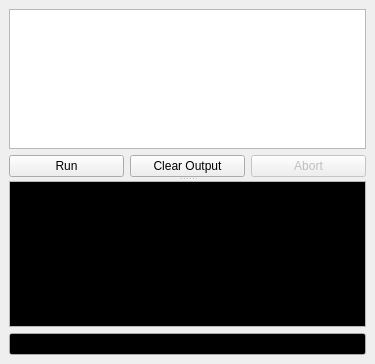
Old version of the form src/dialogs/dock/dock_script_log.ui in the repository mbasaglia/Knotter.
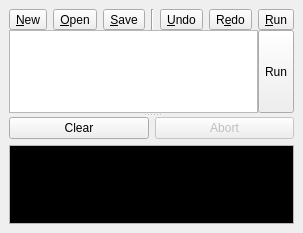
New version of the form. Icons and pictures are not drawn. Custom widgets are drawn as their Qt base class.

What changed in the file:
```diff
--- a/src/dialogs/dock/dock_script_log.ui
+++ b/src/dialogs/dock/dock_script_log.ui
@@ -6,8 +6,8 @@
    <rect>
     <x>0</x>
     <y>0</y>
-    <width>375</width>
-    <height>364</height>
+    <width>289</width>
+    <height>233</height>
    </rect>
   </property>
   <property name="windowIcon">
@@ -19,7 +19,7 @@
    <string>Script Console</string>
   </property>
   <widget class="QWidget" name="dockWidgetContents">
-   <layout class="QVBoxLayout" name="verticalLayout">
+   <layout class="QVBoxLayout" name="verticalLayout_3">
     <item>
      <widget class="QSplitter" name="splitter">
       <property name="orientation">
@@ -33,6 +33,9 @@
         <enum>QFrame::Raised</enum>
        </property>
        <layout class="QVBoxLayout" name="verticalLayout_2">
+        <property name="spacing">
+         <number>0</number>
+        </property>
         <property name="leftMargin">
          <number>0</number>
         </property>
@@ -43,10 +46,122 @@
          <number>0</number>
         </property>
         <property name="bottomMargin">
+         <number>0</number>
+        </property>
+        <item>
+         <widget class="QFrame" name="frame_editor_buttons">
+          <layout class="QHBoxLayout" name="horizontalLayout_2">
+           <property name="leftMargin">
+            <number>0</number>
+           </property>
+           <property name="topMargin">
+            <number>0</number>
+           </property>
+           <property name="rightMargin">
+            <number>0</number>
+           </property>
+           <property name="bottomMargin">
+            <number>0</number>
+           </property>
+           <item>
+            <widget class="QToolButton" name="toolButton">
+             <property name="text">
+              <string>&amp;New</string>
+             </property>
+             <property name="icon">
+              <iconset theme="document-new"/>
+             </property>
+             <property name="toolButtonStyle">
+              <enum>Qt::ToolButtonIconOnly</enum>
+             </property>
+            </widget>
+           </item>
+           <item>
+            <widget class="QToolButton" name="toolButton_2">
+             <property name="text">
+              <string>&amp;Open</string>
+             </property>
+             <property name="icon">
+              <iconset theme="document-open"/>
+             </property>
+            </widget>
+           </item>
+           <item>
+            <widget class="QToolButton" name="toolButton_3">
+             <property name="text">
+              <string>&amp;Save</string>
+             </property>
+             <property name="icon">
+              <iconset theme="document-save"/>
+             </property>
+            </widget>
+           </item>
+           <item>
+            <widget class="Line" name="line">
+             <property name="orientation">
+              <enum>Qt::Vertical</enum>
+             </property>
+            </widget>
+           </item>
+           <item>
+            <widget class="QToolButton" name="toolButton_4">
+             <property name="text">
+              <string>&amp;Undo</string>
+             </property>
+             <property name="icon">
+              <iconset theme="edit-undo"/>
+             </property>
+            </widget>
+           </item>
+           <item>
+            <widget class="QToolButton" name="toolButton_5">
+             <property name="text">
+              <string>R&amp;edo</string>
+             </property>
+             <property name="icon">
+              <iconset theme="edit-redo"/>
+             </property>
+            </widget>
+           </item>
+           <item>
+            <spacer name="horizontalSpacer">
+             <property name="orientation">
+              <enum>Qt::Horizontal</enum>
+             </property>
+             <property name="sizeHint" stdset="0">
+              <size>
+               <width>40</width>
+               <height>20</height>
+              </size>
+             </property>
+            </spacer>
+           </item>
+           <item>
+            <widget class="QToolButton" name="button_run">
+             <property name="text">
+              <string>&amp;Run</string>
+             </property>
+             <property name="icon">
+              <iconset theme="debug-run"/>
+             </property>
+            </widget>
+           </item>
+          </layout>
+         </widget>
+        </item>
+        <item>
+         <layout class="QHBoxLayout" name="horizontalLayout_3">
+          <property name="spacing">
          <number>0</number>
         </property>
         <item>
          <widget class="Script_Edit" name="source_editor">
+            <property name="minimumSize">
+             <size>
+              <width>0</width>
+              <height>24</height>
+             </size>
+            </property>
           <property name="lineWrapMode">
            <enum>QPlainTextEdit::NoWrap</enum>
           </property>
@@ -56,9 +171,13 @@
          </widget>
         </item>
         <item>
-         <layout class="QHBoxLayout" name="horizontalLayout">
-          <item>
-           <widget class="QPushButton" name="button_run">
+           <widget class="QToolButton" name="button_run_2">
+            <property name="sizePolicy">
+             <sizepolicy hsizetype="Fixed" vsizetype="Expanding">
+              <horstretch>0</horstretch>
+              <verstretch>0</verstretch>
+             </sizepolicy>
+            </property>
             <property name="text">
              <string>Run</string>
             </property>
@@ -69,10 +188,36 @@
             </property>
            </widget>
           </item>
+         </layout>
+        </item>
+       </layout>
+      </widget>
+      <widget class="QFrame" name="frame_basic">
+       <property name="frameShape">
+        <enum>QFrame::NoFrame</enum>
+       </property>
+       <property name="frameShadow">
+        <enum>QFrame::Raised</enum>
+       </property>
+       <layout class="QVBoxLayout" name="verticalLayout">
+        <property name="leftMargin">
+         <number>0</number>
+        </property>
+        <property name="topMargin">
+         <number>0</number>
+        </property>
+        <property name="rightMargin">
+         <number>0</number>
+        </property>
+        <property name="bottomMargin">
+         <number>0</number>
+        </property>
+        <item>
+         <layout class="QHBoxLayout" name="horizontalLayout">
           <item>
            <widget class="QPushButton" name="button_clear_output">
             <property name="text">
-             <string>Clear Output</string>
+             <string>Clear</string>
             </property>
             <property name="icon">
              <iconset theme="edit-clear-list">
@@ -101,8 +246,7 @@
           </item>
          </layout>
         </item>
-       </layout>
-      </widget>
+        <item>
       <widget class="Copyable_Text_Browser" name="text_output">
        <property name="palette">
         <palette>
@@ -180,90 +324,15 @@
         <set>Qt::LinksAccessibleByKeyboard|Qt::LinksAccessibleByMouse|Qt::TextBrowserInteraction|Qt::TextSelectableByKeyboard|Qt::TextSelectableByMouse</set>
        </property>
       </widget>
-     </widget>
-    </item>
-    <item>
-     <widget class="History_Line_Edit" name="script_input">
-      <property name="palette">
-       <palette>
-        <active>
-         <colorrole role="Text">
-          <brush brushstyle="SolidPattern">
-           <color alpha="255">
-            <red>0</red>
-            <green>255</green>
-            <blue>0</blue>
-           </color>
-          </brush>
-         </colorrole>
-         <colorrole role="Base">
-          <brush brushstyle="SolidPattern">
-           <color alpha="255">
-            <red>0</red>
-            <green>0</green>
-            <blue>0</blue>
-           </color>
-          </brush>
-         </colorrole>
-        </active>
-        <inactive>
-         <colorrole role="Text">
-          <brush brushstyle="SolidPattern">
-           <color alpha="255">
-            <red>0</red>
-            <green>255</green>
-            <blue>0</blue>
-           </color>
-          </brush>
-         </colorrole>
-         <colorrole role="Base">
-          <brush brushstyle="SolidPattern">
-           <color alpha="255">
-            <red>0</red>
-            <green>0</green>
-            <blue>0</blue>
-           </color>
-          </brush>
-         </colorrole>
-        </inactive>
-        <disabled>
-         <colorrole role="Text">
-          <brush brushstyle="SolidPattern">
-           <color alpha="255">
-            <red>190</red>
-            <green>190</green>
-            <blue>190</blue>
-           </color>
-          </brush>
-         </colorrole>
-         <colorrole role="Base">
-          <brush brushstyle="SolidPattern">
-           <color alpha="255">
-            <red>239</red>
-            <green>235</green>
-            <blue>231</blue>
-           </color>
-          </brush>
-         </colorrole>
-        </disabled>
-       </palette>
-      </property>
-      <property name="font">
-       <font>
-        <family>Monospace</family>
-       </font>
-      </property>
+        </item>
+       </layout>
+      </widget>
      </widget>
     </item>
    </layout>
   </widget>
  </widget>
  <customwidgets>
-  <customwidget>
-   <class>History_Line_Edit</class>
-   <extends>QLineEdit</extends>
-   <header>history_line_edit.hpp</header>
-  </customwidget>
   <customwidget>
    <class>Copyable_Text_Browser</class>
    <extends>QTextBrowser</extends>
```
Left out of the diff: 39 changed lines with no effect on the pictures. Lines whose indentation alone changed are shown as unchanged.
